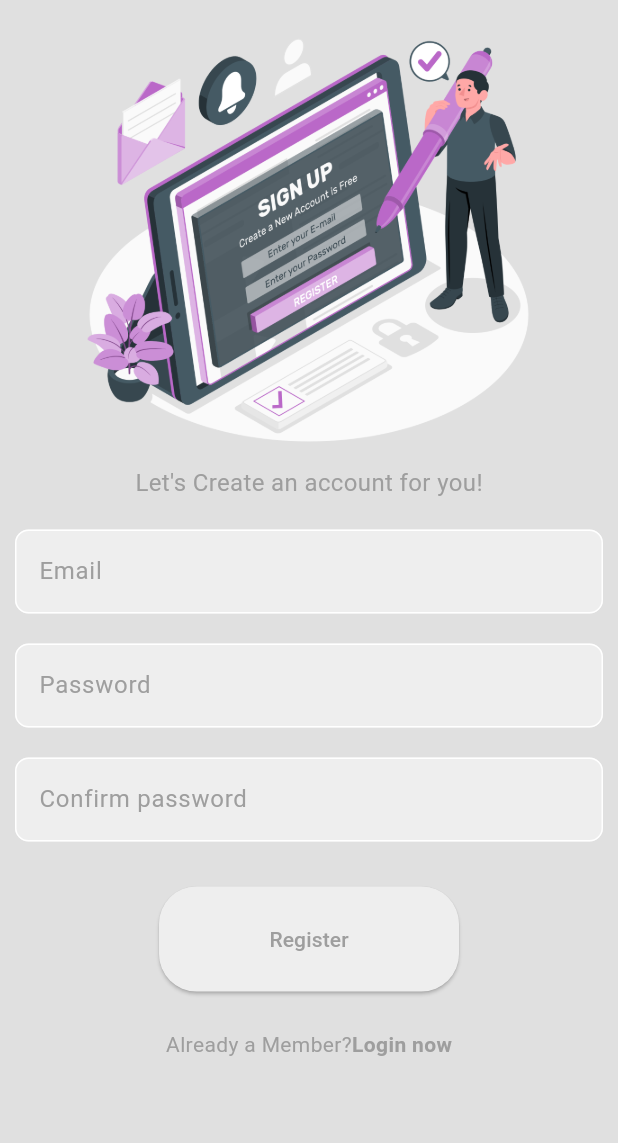
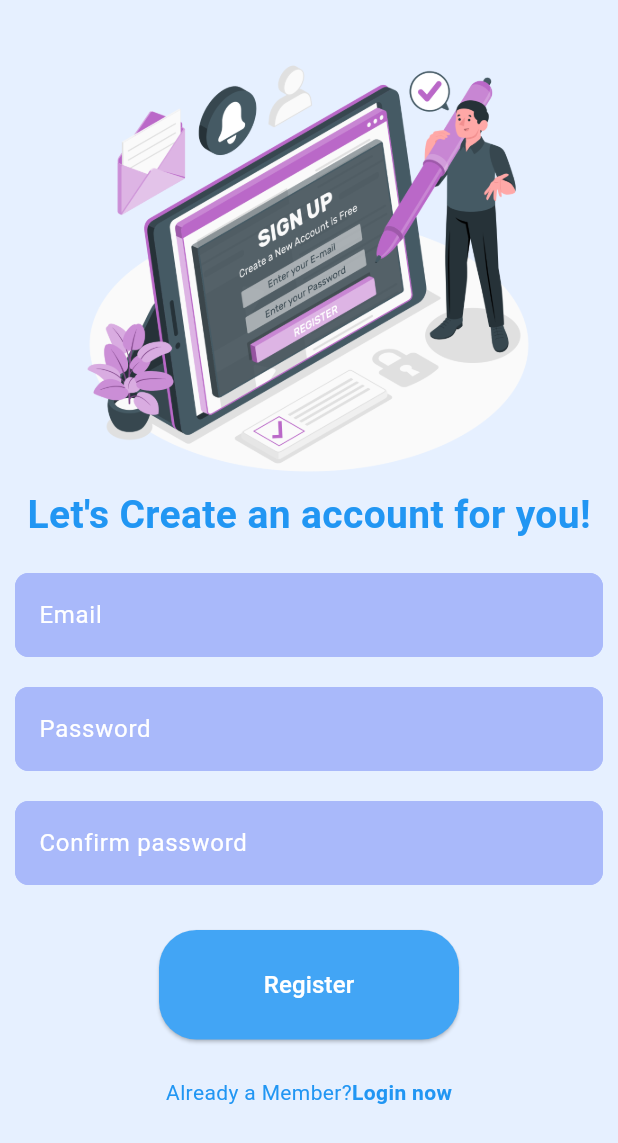
Before and after one commit to su-resh/msg_app, a Flutter app: the screen it shows after launch, after a tap on "Register now", on a phone screen of 412 x 824 dp. Shown: the top 1143 px of the screen. Run offline on Flutter 3.47's test engine with Material 3 defaults, Android fonts, the phone set to English and light mode, and no system bars; our stand-ins replace cloud_firestore, firebase_auth, firebase_core; accounts and stored records are empty; network calls fail.

Commit message:
Color's fixed looks damn good

```diff
--- a/lib/components/my_button.dart
+++ b/lib/components/my_button.dart
@@ -27,6 +27,10 @@ Widget build(BuildContext context) {
         child: Center(
           child: Text(
             text,
+            style: TextStyle(
+              color: Colors.white,
+              fontSize: 16,
+            ),
 
           ),
         ),
--- a/lib/components/my_textFIeld.dart
+++ b/lib/components/my_textFIeld.dart
@@ -31,11 +31,11 @@ class MyTextField extends StatelessWidget {
           focusedBorder: OutlineInputBorder(
             borderSide: BorderSide(color: Theme.of(context).colorScheme.primary),
           ),
-          fillColor: Theme.of(context).colorScheme.secondary,
+          fillColor: Theme.of(context).colorScheme.tertiary,
           filled: true,
           hintText: hintText,
           hintStyle: TextStyle(
-            color: Theme.of(context).colorScheme.primary,
+             color: Colors.white,
           ),
         ),
 
--- a/lib/pages/login_page.dart
+++ b/lib/pages/login_page.dart
@@ -52,10 +52,11 @@ class LoginPage extends StatelessWidget {
               "Welcome Back!",
               style: TextStyle(
                 color: Theme.of(context).colorScheme.primary,
-                fontSize: 16,
+                fontSize: 26,
+                fontWeight: FontWeight.bold,
               ),
             ),
-            const SizedBox(height: 10),
+            const SizedBox(height: 25),
             MyTextField(
               hintText: "Email",
               obscureText: false,
--- a/lib/pages/register_page.dart
+++ b/lib/pages/register_page.dart
@@ -40,17 +40,22 @@ class RegisterPage extends StatelessWidget {
     return Scaffold(
       backgroundColor: Theme.of(context).colorScheme.background,
       body: SingleChildScrollView(
+        child: SingleChildScrollView(
           child: Column(
             mainAxisAlignment: MainAxisAlignment.center,
             children: [
+              const SizedBox(
+                height: 20,
+              ),
               Image.asset("assets/signup.png", height: 300, width: 400
                 ),
-            const SizedBox(height: 10),
+              const SizedBox(height: 5),
               Text(
                 "Let's Create an account for you!",
                 style: TextStyle(
                   color: Theme.of(context).colorScheme.primary,
-                fontSize: 16,
+                  fontSize: 26,
+                  fontWeight: FontWeight.bold,
                 ),
               ),
               const SizedBox(height: 15),
@@ -101,6 +106,7 @@ class RegisterPage extends StatelessWidget {
             ],
           ),
         ),
+      ),
     );
   }
 }
--- a/lib/pages/splash_screen.dart
+++ b/lib/pages/splash_screen.dart
@@ -18,7 +18,7 @@ class _SplashScreenState extends State<SplashScreen>
     super.initState();
     SystemChrome.setEnabledSystemUIMode(SystemUiMode.immersive);
 // Reduce this value, I am keeping 10 for testing purpose
-    Future.delayed(const Duration(seconds: 1), () {
+    Future.delayed(const Duration(seconds: 3), () {
       Navigator.of(context).pushReplacement(
         MaterialPageRoute(builder: (_) => const AuthGate()),
       );
@@ -39,16 +39,21 @@ class _SplashScreenState extends State<SplashScreen>
     return Scaffold(
       body: Container(
         width: double.infinity,
-        decoration: const BoxDecoration(
+        decoration: BoxDecoration(
   gradient: LinearGradient(
     colors: [
-              Color.fromARGB(255, 162, 166, 171),
-              Color.fromARGB(253, 183, 179, 179),
+      Colors.blue.shade900,
+      Colors.blue.shade800,
+      Colors.blue.shade700,
+      Colors.blue.shade600,
+      Colors.blue.shade500,
     ],
     begin: Alignment.topRight,
     end: Alignment.bottomLeft,
   ),
 ),
+
+
         child:  Column(
           mainAxisAlignment: MainAxisAlignment.center,
           children: [
--- a/lib/themes/dark_mode.dart
+++ b/lib/themes/dark_mode.dart
@@ -1,11 +1,11 @@
 import 'package:flutter/material.dart';
 
 ThemeData darkMode = ThemeData(
-  colorScheme:  ColorScheme.dark(
-    background: Colors.grey.shade900,
-    primary: Colors.grey.shade600,
-    secondary: Colors.grey.shade700,
-    tertiary: Color.fromARGB(255, 40, 40, 40),
-    inversePrimary: Colors.grey.shade300,
-  )
+   colorScheme: ColorScheme.dark(
+    background: Color.fromRGBO(5, 10, 48, 1),
+    primary: const Color.fromARGB(255, 37, 117, 208), // Adjust the shade to your preference
+    secondary: Colors.blue.shade700, // Adjust the shade to your preference
+    tertiary: Color.fromRGBO(40, 40, 40, 1),
+    inversePrimary: Colors.blue.shade300,
+   )
 );
--- a/lib/themes/light_mode.dart
+++ b/lib/themes/light_mode.dart
@@ -1,12 +1,11 @@
 import 'package:flutter/material.dart';
 
 ThemeData lightMode = ThemeData(
-  colorScheme:  ColorScheme.light(
-    background: Colors.grey.shade300,
-    primary: Colors.grey.shade500,
-    secondary: Colors.grey.shade200,
-    tertiary: Colors.white,
-    inversePrimary: Colors.grey.shade900,
-  )
-
+  colorScheme: ColorScheme.light(
+    background: const Color.fromRGBO(230, 240, 255, 1), // Light blue background
+    primary: Colors.blue.shade500, // Adjust the shade to your preference
+    secondary: Colors.blue.shade400, // Adjust the shade to your preference
+    tertiary: Color.fromARGB(255, 169, 185, 250), // Light gray tertiary color
+    inversePrimary: Colors.blue.shade900, // Adjust the shade to your preference
+  ),
 );
```
Also changed, not shown: 1 other file. Lines whose indentation alone changed are shown as unchanged.
